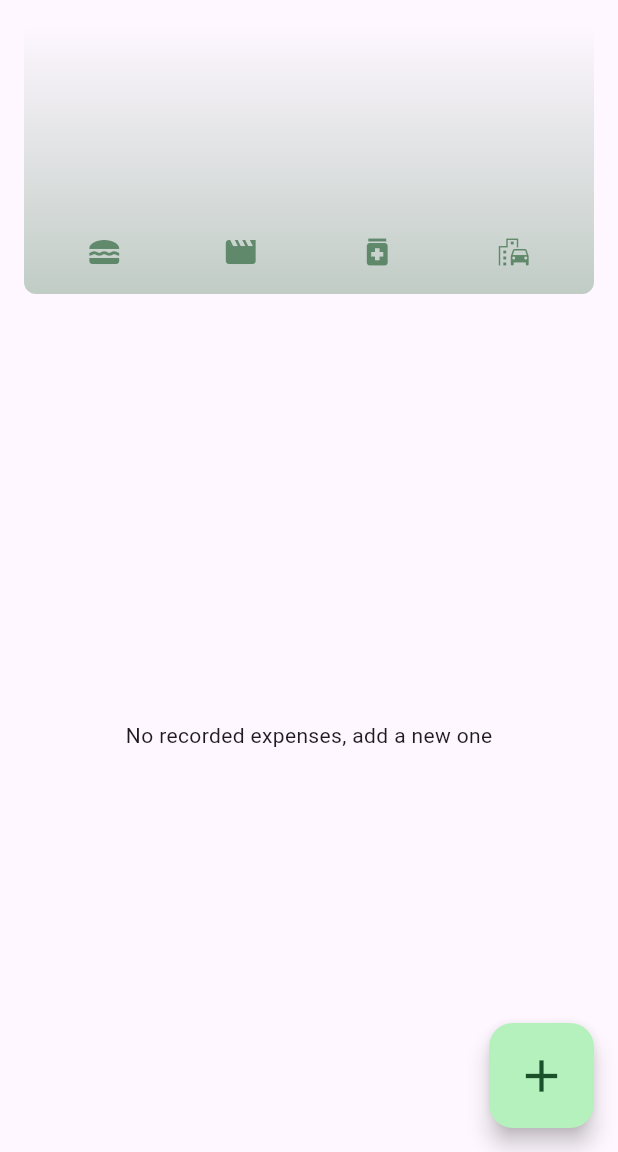
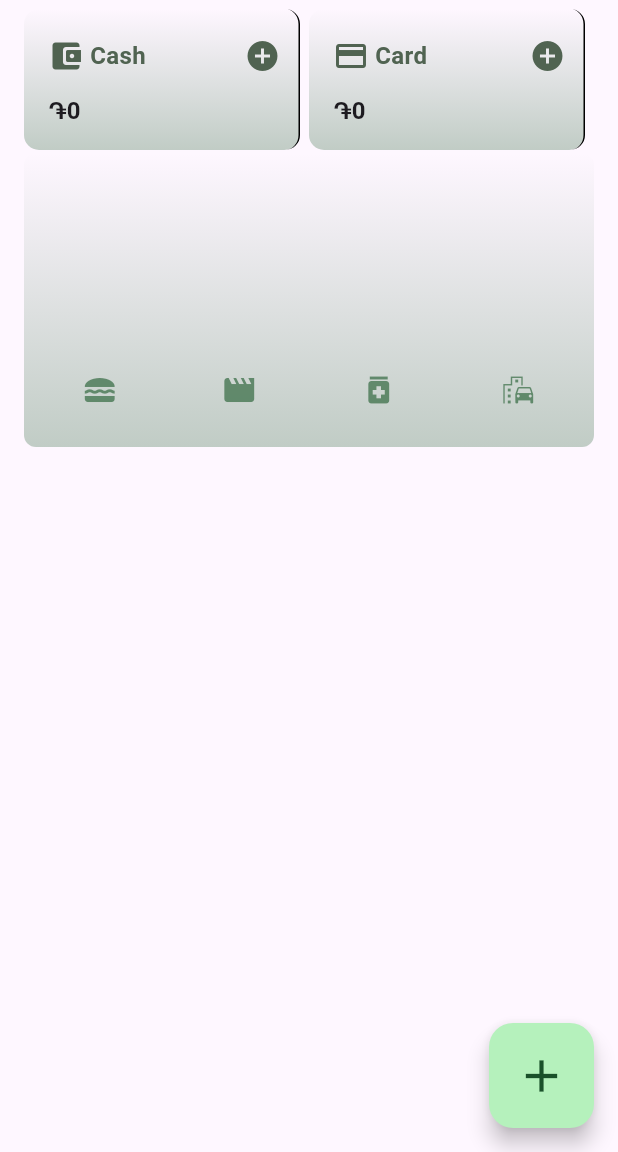
Before and after one commit to mutafyan/expense_tracker, a Flutter app: the screen it shows after launch, on a phone screen of 412 x 824 dp, the part 84-1236 px from its top. Run offline on Flutter 3.47's test engine with Material 3 defaults, Android fonts, the phone set to English and light mode, and no system bars; our stand-ins replace sqflite; accounts and stored records are empty.

Commit message:
calculating balance with income and expenses for all accounts seperately, added chart collapsing animation on scroll with adaptive constraints

```diff
--- /dev/null
+++ b/lib/widgets/account_manager/account_preview.dart
@@ -0,0 +1,104 @@
+import 'package:expense_tracker/widgets/account_manager/add_income_modal.dart';
+import 'package:flutter/material.dart';
+import 'package:expense_tracker/models/account/account.dart';
+
+class AccountPreview extends StatelessWidget {
+  final List<Account> accounts;
+  final VoidCallback onAccountUpdated;
+
+  AccountPreview({
+    super.key,
+    required this.accounts,
+    required this.onAccountUpdated,
+  });
+
+  void _openAddIncomeModal(BuildContext context, Account account) {
+    showModalBottomSheet(
+      useSafeArea: true,
+      showDragHandle: true,
+      context: context,
+      builder: (context) => AddIncomeModal(
+        account: account,
+        onIncomeAdded: onAccountUpdated, // Notify parent to refresh accounts
+      ),
+    );
+  }
+
+  @override
+  Widget build(BuildContext context) {
+    final height = MediaQuery.of(context).size.height / 9;
+    final width = MediaQuery.of(context).size.width - 32;
+
+    return SizedBox(
+      height: height,
+      width: width,
+      child: Row(
+        crossAxisAlignment: CrossAxisAlignment.stretch,
+        children: accounts.map((account) {
+          return Expanded(
+            child: Container(
+              margin: const EdgeInsets.fromLTRB(0, 6, 6, 0),
+              padding: const EdgeInsets.fromLTRB(16, 0, 0, 8),
+              decoration: BoxDecoration(
+                gradient: LinearGradient(
+                  begin: Alignment.bottomCenter,
+                  end: Alignment.topCenter,
+                  colors: [
+                    Theme.of(context).colorScheme.primary.withOpacity(0.3),
+                    Theme.of(context).colorScheme.primary.withOpacity(0.0),
+                  ],
+                ),
+                borderRadius: const BorderRadius.all(Radius.circular(10)),
+                border: const Border(
+                  right: BorderSide(
+                    width: 1,
+                  ),
+                ),
+              ),
+              child: Column(
+                mainAxisAlignment: MainAxisAlignment.center,
+                crossAxisAlignment: CrossAxisAlignment.start,
+                children: [
+                  Row(
+                    children: [
+                      Icon(
+                        account.icon.icon,
+                        color: Theme.of(context).colorScheme.secondary,
+                      ),
+                      const SizedBox(width: 4),
+                      Text(
+                        account.getName,
+                        style: TextStyle(
+                          fontSize: 16,
+                          fontWeight: FontWeight.bold,
+                          color: Theme.of(context).colorScheme.secondary,
+                        ),
+                      ),
+                      const Spacer(),
+                      IconButton(
+                        onPressed: () {
+                          _openAddIncomeModal(context, account);
+                        },
+                        icon: Icon(
+                          Icons.add_circle,
+                          color: Theme.of(context).colorScheme.secondary,
+                        ),
+                      ),
+                    ],
+                  ),
+                  Text(
+                    "֏${account.getBalance.toString()}",
+                    style: const TextStyle(
+                      fontSize: 16,
+                      fontWeight: FontWeight.bold,
+                    ),
+                  ),
+                ],
+              ),
+            ),
+          );
+        }).toList(),
+      ),
+    );
+  }
+}
--- a/lib/widgets/chart/chart.dart
+++ /dev/null
@@ -1,96 +0,0 @@
-import 'package:flutter/material.dart';
-
-import 'package:expense_tracker/widgets/chart/chart_bar.dart';
-import 'package:expense_tracker/models/expense_bucket.dart';
-import 'package:expense_tracker/models/expense.dart';
-
-class Chart extends StatelessWidget {
-  const Chart({super.key, required this.expenses});
-
-  final List<Expense> expenses;
-
-  List<ExpenseBucket> get buckets {
-    return [
-      ExpenseBucket.forCategory(expenses, Category.food),
-      ExpenseBucket.forCategory(expenses, Category.leisure),
-      ExpenseBucket.forCategory(expenses, Category.health),
-      ExpenseBucket.forCategory(expenses, Category.transport),
-    ];
-  }
-
-  int get maxTotalExpense {
-    int maxTotalExpense = 0;
-
-    for (final bucket in buckets) {
-      if (bucket.totalAmount > maxTotalExpense) {
-        maxTotalExpense = bucket.totalAmount;
-      }
-    }
-
-    return maxTotalExpense;
-  }
-
-  @override
-  Widget build(BuildContext context) {
-    final isDarkMode =
-        MediaQuery.of(context).platformBrightness == Brightness.dark;
-    return Container(
-      margin: const EdgeInsets.all(16),
-      padding: const EdgeInsets.symmetric(
-        vertical: 16,
-        horizontal: 8,
-      ),
-      width: double.infinity,
-      height: 180,
-      decoration: BoxDecoration(
-        borderRadius: BorderRadius.circular(8),
-        gradient: LinearGradient(
-          colors: [
-            Theme.of(context).colorScheme.primary.withOpacity(0.3),
-            Theme.of(context).colorScheme.primary.withOpacity(0.0)
-          ],
-          begin: Alignment.bottomCenter,
-          end: Alignment.topCenter,
-        ),
-      ),
-      child: Column(
-        children: [
-          Expanded(
-            child: Row(
-              crossAxisAlignment: CrossAxisAlignment.end,
-              children: [
-                for (final bucket in buckets) // alternative to map()
-                  ChartBar(
-                    fill: bucket.totalAmount == 0
-                        ? 0
-                        : bucket.totalAmount / maxTotalExpense,
-                  )
-              ],
-            ),
-          ),
-          const SizedBox(height: 12),
-          Row(
-            children: buckets
-                .map(
-                  (bucket) => Expanded(
-                    child: Padding(
-                      padding: const EdgeInsets.symmetric(horizontal: 4),
-                      child: Icon(
-                        categoryIcons[bucket.category],
-                        color: isDarkMode
-                            ? Theme.of(context).colorScheme.secondary
-                            : Theme.of(context)
-                                .colorScheme
-                                .primary
-                                .withOpacity(0.7),
-                      ),
-                    ),
-                  ),
-                )
-                .toList(),
-          )
-        ],
-      ),
-    );
-  }
-}
--- a/lib/widgets/chart/chart_bar.dart
+++ b/lib/widgets/chart/chart_bar.dart
@@ -12,23 +12,37 @@ class ChartBar extends StatelessWidget {
   Widget build(BuildContext context) {
     final isDarkMode =
         MediaQuery.of(context).platformBrightness == Brightness.dark;
+
     return Expanded(
-      child: Padding(
-        padding: const EdgeInsets.symmetric(horizontal: 4),
+      child: LayoutBuilder(
+        builder: (context, constraints) {
+          final barWidth = constraints.maxWidth * 0.7;
+          return Padding(
+            padding: EdgeInsets.symmetric(
+              horizontal: constraints.maxWidth * 0.1,
+            ),
+            child: Align(
+              alignment: Alignment.bottomCenter,
               child: FractionallySizedBox(
                 heightFactor: fill,
-          child: DecoratedBox(
+                child: Container(
+                  width: barWidth,
                   decoration: BoxDecoration(
-              shape: BoxShape.rectangle,
                     borderRadius:
                         const BorderRadius.vertical(top: Radius.circular(8)),
                     color: isDarkMode
                         ? Theme.of(context).colorScheme.secondary
-                  : Theme.of(context).colorScheme.primary.withOpacity(0.65),
+                        : Theme.of(context)
+                            .colorScheme
+                            .primary
+                            .withOpacity(0.65),
                   ),
                 ),
               ),
             ),
           );
+        },
+      ),
+    );
   }
 }
--- /dev/null
+++ b/lib/widgets/chart/expanded_chart.dart
@@ -0,0 +1,116 @@
+import 'package:flutter/material.dart';
+import 'package:expense_tracker/widgets/chart/chart_bar.dart';
+import 'package:expense_tracker/models/expense_bucket.dart';
+import 'package:expense_tracker/models/expense.dart';
+
+class ExpandedChart extends StatelessWidget {
+  const ExpandedChart({super.key, required this.expenses});
+
+  final List<Expense> expenses;
+
+  List<ExpenseBucket> get buckets {
+    return [
+      ExpenseBucket.forCategory(expenses, Category.food),
+      ExpenseBucket.forCategory(expenses, Category.leisure),
+      ExpenseBucket.forCategory(expenses, Category.health),
+      ExpenseBucket.forCategory(expenses, Category.transport),
+    ];
+  }
+
+  int get maxTotalExpense {
+    int maxTotalExpense = 0;
+
+    for (final bucket in buckets) {
+      if (bucket.totalAmount > maxTotalExpense) {
+        maxTotalExpense = bucket.totalAmount;
+      }
+    }
+
+    return maxTotalExpense;
+  }
+
+  @override
+  Widget build(BuildContext context) {
+    final isDarkMode =
+        MediaQuery.of(context).platformBrightness == Brightness.dark;
+
+    return LayoutBuilder(
+      builder: (context, constraints) {
+        final availableHeight = constraints.maxHeight;
+
+        // Define proportions for each section
+        final barSectionHeight = availableHeight * 0.6;
+        final iconSectionHeight = availableHeight * 0.2;
+        final spacingHeight = availableHeight * 0.01;
+
+        return Container(
+          margin: EdgeInsets.symmetric(
+            horizontal: availableHeight * 0.08,
+            vertical: availableHeight * 0.01,
+          ),
+          padding: EdgeInsets.symmetric(
+            vertical: availableHeight * 0.08,
+            horizontal: availableHeight * 0.02,
+          ),
+          width: double.infinity,
+          decoration: BoxDecoration(
+            borderRadius: BorderRadius.circular(8),
+            gradient: LinearGradient(
+              colors: [
+                Theme.of(context).colorScheme.primary.withOpacity(0.3),
+                Theme.of(context).colorScheme.primary.withOpacity(0.0)
+              ],
+              begin: Alignment.bottomCenter,
+              end: Alignment.topCenter,
+            ),
+          ),
+          child: Column(
+            children: [
+              SizedBox(
+                height: barSectionHeight,
+                child: Row(
+                  crossAxisAlignment: CrossAxisAlignment.end,
+                  children: [
+                    for (final bucket in buckets)
+                      ChartBar(
+                        fill: maxTotalExpense == 0
+                            ? 0
+                            : bucket.totalAmount / maxTotalExpense,
+                      )
+                  ],
+                ),
+              ),
+              SizedBox(height: spacingHeight),
+              SizedBox(
+                height: iconSectionHeight,
+                child: Row(
+                  children: buckets
+                      .map(
+                        (bucket) => Expanded(
+                          child: Padding(
+                            padding: EdgeInsets.symmetric(
+                              horizontal: availableHeight * 0.01,
+                            ),
+                            child: Icon(
+                              categoryIcons[bucket.category],
+                              size: iconSectionHeight * 0.6,
+                              color: isDarkMode
+                                  ? Theme.of(context).colorScheme.secondary
+                                  : Theme.of(context)
+                                      .colorScheme
+                                      .primary
+                                      .withOpacity(0.7),
+                            ),
+                          ),
+                        ),
+                      )
+                      .toList(),
+                ),
+              ),
+            ],
+          ),
+        );
+      },
+    );
+  }
+}
--- a/lib/widgets/expenses.dart
+++ b/lib/widgets/expenses.dart
@@ -1,11 +1,15 @@
+import 'package:expense_tracker/widgets/account_manager/account_preview.dart';
+import 'package:expense_tracker/widgets/chart/collapsible.dart';
 import 'package:expense_tracker/widgets/modal/add_button.dart';
 import 'package:expense_tracker/widgets/modal/add_expense_modal.dart';
-import 'package:expense_tracker/widgets/chart/chart.dart';
+import 'package:expense_tracker/widgets/chart/expanded_chart.dart';
+import 'package:expense_tracker/widgets/chart/collapsed_chart.dart';
 import 'package:expense_tracker/widgets/expenses_list/expenses_list.dart';
 import 'package:expense_tracker/models/expense.dart';
 import 'package:expense_tracker/models/account/account.dart';
 import 'package:expense_tracker/data/db_helper.dart';
 import 'package:flutter/material.dart';
+import 'package:flutter/rendering.dart';
 
 class Expenses extends StatefulWidget {
   const Expenses({super.key});
@@ -20,11 +24,21 @@ class _ExpensesState extends State<Expenses> {
   final dbHelper = DatabaseHelper.instance;
   List<Expense> _registeredExpenses = [];
   List<Account> _accounts = [];
+  ScrollController _scrollController = ScrollController();
+  bool _isFabVisible = true;
 
   @override
   void initState() {
     super.initState();
     _loadData(); // Load accounts and expenses from the database when initializing
+    _scrollController.addListener(_onScroll);
+  }
+
+  @override
+  void dispose() {
+    _scrollController.removeListener(_onScroll);
+    _scrollController.dispose();
+    super.dispose();
   }
 
   Future<void> _loadData() async {
@@ -36,6 +50,28 @@ class _ExpensesState extends State<Expenses> {
       _accounts = accounts;
       _registeredExpenses = expenses;
     });
+  }
+
+  void _onScroll() {
+    _toggleFabVisibility();
+  }
+
+  void _toggleFabVisibility() {
+    if (_scrollController.position.userScrollDirection ==
+        ScrollDirection.reverse) {
+      if (_isFabVisible) {
+        setState(() {
+          _isFabVisible = false;
+        });
+      }
+    } else if (_scrollController.position.userScrollDirection ==
+        ScrollDirection.forward) {
+      if (!_isFabVisible) {
+        setState(() {
+          _isFabVisible = true;
+        });
+      }
+    }
   }
 
   void _openAddExpenseModal() {
@@ -57,9 +93,16 @@ class _ExpensesState extends State<Expenses> {
     final updatedAccount = expense.account;
     updatedAccount.deductExpense(expense.amount);
     await dbHelper.updateAccount(updatedAccount);
-
+    await _refreshAccounts();
     setState(() {
       _registeredExpenses.add(expense);
+    });
+  }
+
+  Future<void> _refreshAccounts() async {
+    final accounts = await dbHelper.getAllAccounts();
+    setState(() {
+      _accounts = accounts;
     });
   }
 
@@ -69,12 +112,12 @@ class _ExpensesState extends State<Expenses> {
     await dbHelper.deleteExpense(expense.id);
     updatedAccount.addIncome(expense.amount);
     await dbHelper.updateAccount(updatedAccount);
+    await _refreshAccounts();
 
     setState(() {
       _registeredExpenses.removeAt(index);
     });
 
-    // Show snackbar with undo option
     _showSnackBar(expense, updatedAccount, index);
   }
 
@@ -87,10 +130,11 @@ class _ExpensesState extends State<Expenses> {
         action: SnackBarAction(
           label: "Undo",
           onPressed: () async {
-            // Re-add the expense to the database and the local list
             await dbHelper.insertExpense(expense);
             updatedAccount.deductExpense(expense.amount);
             await dbHelper.updateAccount(updatedAccount);
+            await _refreshAccounts();
+
             setState(() {
               _registeredExpenses.insert(index, expense);
             });
@@ -100,25 +144,11 @@ class _ExpensesState extends State<Expenses> {
     );
   }
 
-  void _openAddCategoryModal() {}
-
   @override
   Widget build(BuildContext context) {
-    final width = MediaQuery.of(context).size.width;
-
-    Widget mainContent = const Center(
-      child: Text("No recorded expenses, add a new one"),
-    );
-
-    if (_registeredExpenses.isNotEmpty) {
-      mainContent = ExpensesList(
-        expenses: _registeredExpenses,
-        onRemoveExpense: _removeExpense,
-      );
-    }
-
     return Scaffold(
-      floatingActionButton: AddButton(onPress: _openAddExpenseModal),
+      floatingActionButton:
+          _isFabVisible ? AddButton(onPress: _openAddExpenseModal) : null,
       floatingActionButtonLocation: FloatingActionButtonLocation.endFloat,
       appBar: AppBar(
         actions: [
@@ -126,7 +156,7 @@ class _ExpensesState extends State<Expenses> {
             onSelected: (value) {
               switch (value) {
                 case 0:
-                  _openAddCategoryModal();
+                  // Placeholder for add category modal
                   break;
               }
             },
@@ -140,25 +170,39 @@ class _ExpensesState extends State<Expenses> {
         ],
         title: const Text("Expense Tracker"),
       ),
-      body: width < 600
-          ? Column(
-              children: [
-                Chart(expenses: _registeredExpenses),
-                Expanded(
-                  child: mainContent,
+      body: Column(
+        children: [
+          SizedBox(
+            height: 100.0,
+            child: AccountPreview(
+              accounts: _accounts,
+              onAccountUpdated: _refreshAccounts,
+            ),
+          ),
+          Expanded(
+            child: CustomScrollView(
+              controller: _scrollController,
+              slivers: [
+                SliverPersistentHeader(
+                  pinned: false,
+                  floating: false,
+                  delegate: CollapsibleChartDelegate(
+                    expandedChart: ExpandedChart(expenses: _registeredExpenses),
+                    collapsedChart:
+                        CollapsedChart(expenses: _registeredExpenses),
+                    expandedHeight: 200.0, // Adjust as needed
+                    collapsedHeight: 80.0, // Minimum height before collapsing
+                  ),
                 ),
-              ],
-            )
-          : Row(
-              children: [
-                Expanded(
-                  child: Chart(expenses: _registeredExpenses),
-                ),
-                Expanded(
-                  child: mainContent,
+                ExpensesList(
+                  expenses: _registeredExpenses,
+                  onRemoveExpense: _removeExpense,
                 ),
               ],
             ),
+          ),
+        ],
+      ),
     );
   }
 }
```
Also changed, not shown: lib/widgets/account_manager/add_income_modal.dart (added, +71 -0 lines), lib/widgets/chart/collapsed_chart.dart (added, +18 -0 lines), lib/widgets/chart/collapsible.dart (added, +57 -0 lines), lib/widgets/expenses_list/expense_item.dart (+9 -3 lines), lib/widgets/expenses_list/expenses_list.dart (+19 -11 lines). Lines whose indentation alone changed are shown as unchanged.
